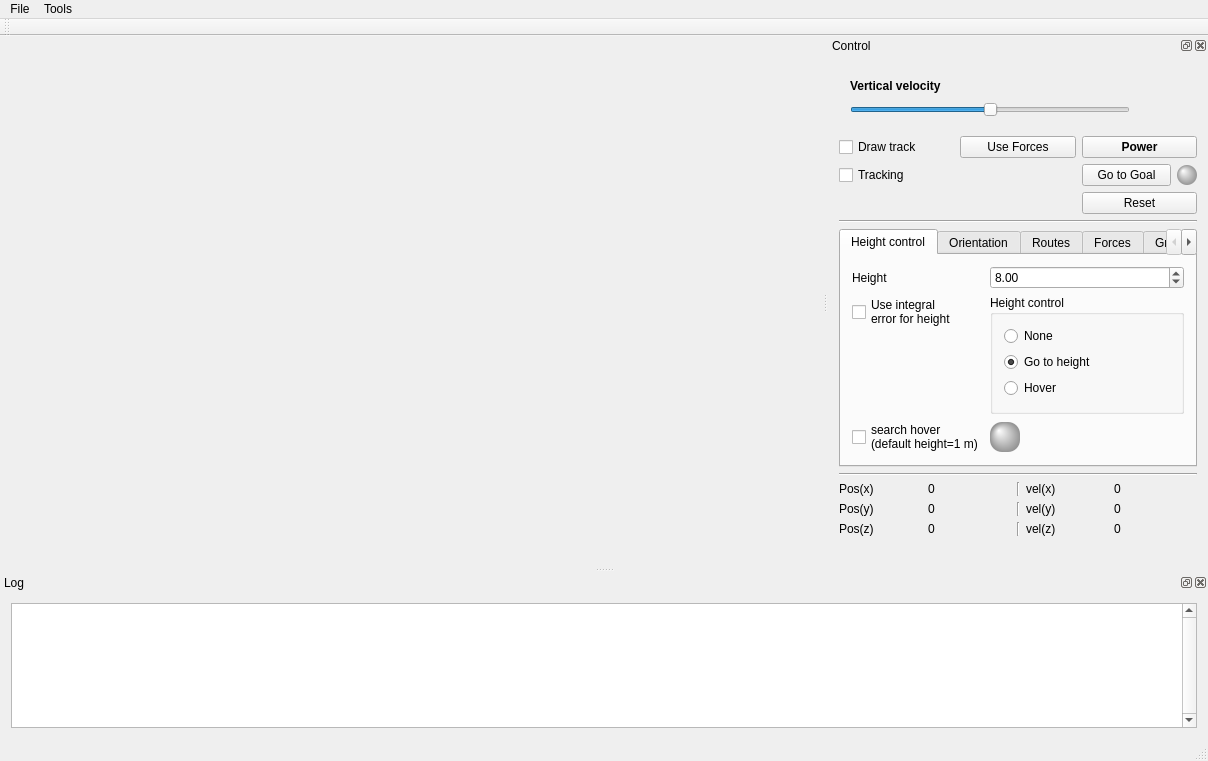
The window that mainwindow.ui (artthirt/modeling) describes before a commit, drawn with Qt 5.
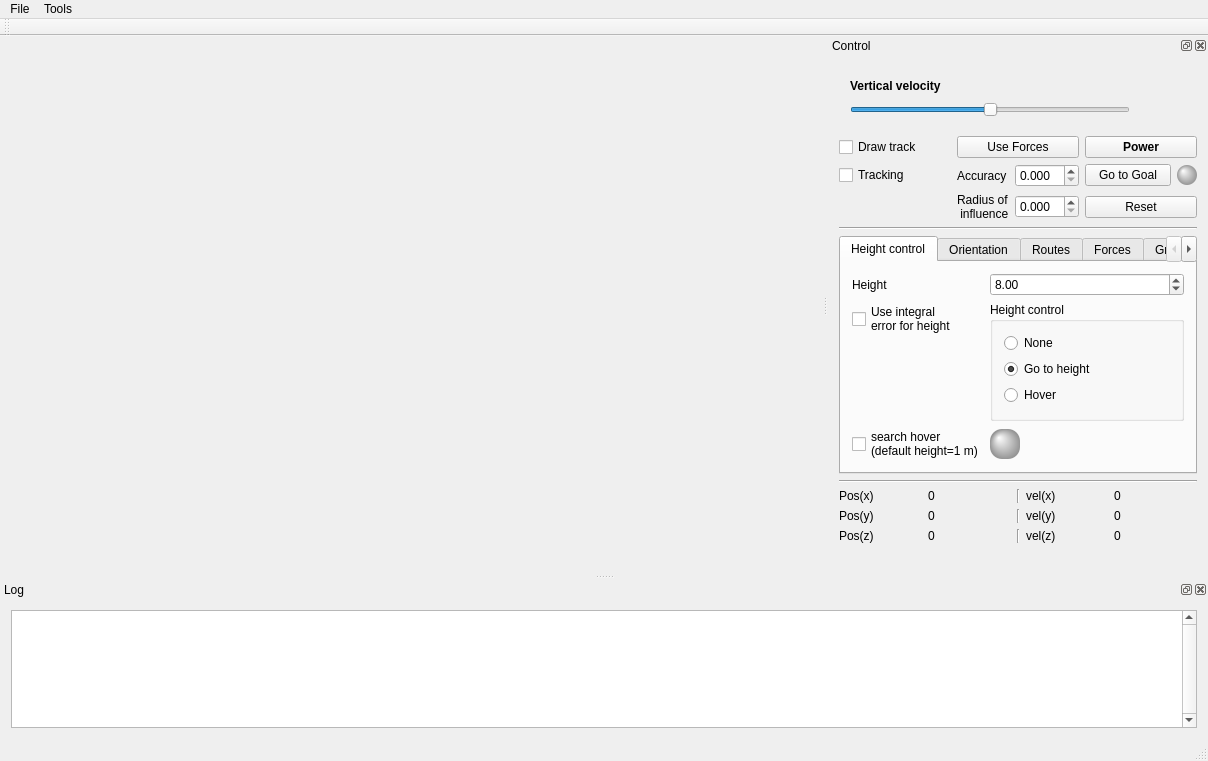
The same window after the commit. Icons and pictures are not drawn. Custom widgets are drawn as their Qt base class.

Diff of the .ui file:
```diff
--- a/mainwindow.ui
+++ b/mainwindow.ui
@@ -202,6 +202,43 @@
            </property>
           </widget>
          </item>
+         <item row="2" column="2">
+          <layout class="QHBoxLayout" name="horizontalLayout_14">
+           <item>
+            <widget class="QLabel" name="label_6">
+             <property name="text">
+              <string>Accuracy</string>
+             </property>
+            </widget>
+           </item>
+           <item>
+            <widget class="QDoubleSpinBox" name="dsb_accuracy">
+             <property name="decimals">
+              <number>3</number>
+             </property>
+            </widget>
+           </item>
+          </layout>
+         </item>
+         <item row="4" column="2">
+          <layout class="QHBoxLayout" name="horizontalLayout_15">
+           <item>
+            <widget class="QLabel" name="label_14">
+             <property name="text">
+              <string>Radius of
+ influence</string>
+             </property>
+            </widget>
+           </item>
+           <item>
+            <widget class="QDoubleSpinBox" name="dsb_radius_goal">
+             <property name="decimals">
+              <number>3</number>
+             </property>
+            </widget>
+           </item>
+          </layout>
+         </item>
         </layout>
        </item>
        <item row="7" column="0">
```
Left out of the diff: 2 changed lines with no effect on the pictures.
